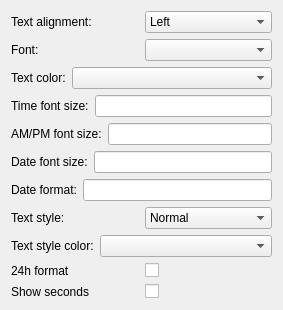
Old version of the form contents/ui/config.ui in the repository iddm/MinimalisticClock.
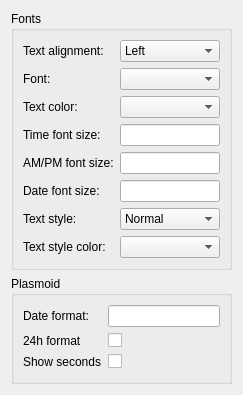
New version of the form. Custom widgets are drawn as their Qt base class.

What changed in the file:
```diff
--- a/contents/ui/config.ui
+++ b/contents/ui/config.ui
@@ -6,8 +6,8 @@
    <rect>
     <x>0</x>
     <y>0</y>
-    <width>283</width>
-    <height>120</height>
+    <width>243</width>
+    <height>395</height>
    </rect>
   </property>
   <property name="sizePolicy">
@@ -19,16 +19,28 @@
   <layout class="QVBoxLayout" name="verticalLayout">      
    
    <item>
-    <layout class="QHBoxLayout" name="horizontalLayout">
+    <widget class="QGroupBox" name="fontsGroupBox">
+     <property name="title">
+      <string>Fonts</string>
+     </property>
+     <layout class="QHBoxLayout" name="horizontalLayout_2">
      <item>
+       <layout class="QFormLayout" name="formLayout_2">
+        <item row="0" column="0">
       <widget class="QLabel" name="label">
        <property name="text">
         <string>Text alignment:</string>
        </property>
       </widget>
      </item>
-     <item>
+        <item row="0" column="1">
       <widget class="KComboBox" name="kcfg_textAlignment">
+          <property name="sizePolicy">
+           <sizepolicy hsizetype="Expanding" vsizetype="Fixed">
+            <horstretch>0</horstretch>
+            <verstretch>0</verstretch>
+           </sizepolicy>
+          </property>
        <item>
         <property name="text">
          <string>Left</string>
@@ -46,33 +58,31 @@
        </item>
       </widget>
      </item>
-    </layout>
-   </item> 
-      
-   <item>
-    <layout class="QHBoxLayout" name="horizontalLayout">
-     <item>
+        <item row="1" column="0">
       <widget class="QLabel" name="label">
        <property name="text">
         <string>Font:</string>
        </property>
       </widget>
      </item>
-     <item>
-      <widget class="KFontComboBox" name="kcfg_textFont"/>
-     </item>
-    </layout>
-   </item>
-   <item>       
-    <layout class="QHBoxLayout" name="horizontalLayout_3">
-     <item>
+        <item row="1" column="1">
+         <widget class="KFontComboBox" name="kcfg_textFont">
+          <property name="sizePolicy">
+           <sizepolicy hsizetype="Expanding" vsizetype="Fixed">
+            <horstretch>0</horstretch>
+            <verstretch>0</verstretch>
+           </sizepolicy>
+          </property>
+         </widget>
+        </item>
+        <item row="2" column="0">
       <widget class="QLabel" name="label_2">
        <property name="text">
         <string>Text color:</string>
        </property>
       </widget>
      </item>
-     <item>
+        <item row="2" column="1">
       <widget class="KColorCombo" name="kcfg_textColor">
        <property name="sizePolicy">
         <sizepolicy hsizetype="Expanding" vsizetype="Fixed">
@@ -82,80 +92,51 @@
        </property>
       </widget>
      </item>
-    </layout>
-   </item>     
-   
-   <item>
-    <layout class="QHBoxLayout" name="horizontalLayout">
-     <item>
+        <item row="3" column="0">
       <widget class="QLabel" name="label">
        <property name="text">
         <string>Time font size:</string>
        </property>
       </widget>
      </item>
-     <item>
+        <item row="3" column="1">
       <widget class="KLineEdit" name="kcfg_timeStringFontSize"/>
      </item>
-    </layout>
-   </item>   
-   
-   <item>
-    <layout class="QHBoxLayout" name="horizontalLayout">
-     <item>
+        <item row="4" column="0">
       <widget class="QLabel" name="label">
        <property name="text">
         <string>AM/PM font size:</string>
        </property>
       </widget>
      </item>
-     <item>
+        <item row="4" column="1">
       <widget class="KLineEdit" name="kcfg_ampmStringFontSize"/>
      </item>
-    </layout>
-   </item>   
-   
-   <item>
-    <layout class="QHBoxLayout" name="horizontalLayout">
-     <item>
+        <item row="5" column="0">
       <widget class="QLabel" name="label">
        <property name="text">
         <string>Date font size:</string>
        </property>
       </widget>
      </item>
-     <item>
+        <item row="5" column="1">
       <widget class="KLineEdit" name="kcfg_dateStringFontSize"/>
      </item>
-    </layout>
-   </item>      
-   
-   <item>
-    <layout class="QHBoxLayout" name="horizontalLayout">
-     <item>
-      <widget class="QLabel" name="label">
-       <property name="text">
-        <string>Date format:</string>
-       </property>
-      </widget>
-     </item>
-     <item>
-      <widget class="KLineEdit" name="kcfg_dateStringFormat"/>
-     </item>
-    </layout>
-   </item>        
-   
-   <item>
-    <layout class="QHBoxLayout" name="horizontalLayout">
-     <item>
+        <item row="6" column="0">
       <widget class="QLabel" name="label">
        <property name="text">
         <string>Text style:</string>
        </property>
       </widget>
      </item>
-     <item>
+        <item row="6" column="1">
       <widget class="KComboBox" name="kcfg_fontStyleName">
+          <property name="sizePolicy">
+           <sizepolicy hsizetype="Expanding" vsizetype="Fixed">
+            <horstretch>0</horstretch>
+            <verstretch>0</verstretch>
+           </sizepolicy>
+          </property>
        <item>
         <property name="text">
          <string>Normal</string>
@@ -178,19 +159,14 @@
        </item>
       </widget>
      </item>
-    </layout>
-   </item>     
-   
-   <item>       
-    <layout class="QHBoxLayout" name="horizontalLayout_3">
-     <item>
+        <item row="7" column="0">
       <widget class="QLabel" name="label_2">
        <property name="text">
         <string>Text style color:</string>
        </property>
       </widget>
      </item>
-     <item>
+        <item row="7" column="1">
       <widget class="KColorCombo" name="kcfg_fontStyleColor">
        <property name="sizePolicy">
         <sizepolicy hsizetype="Expanding" vsizetype="Fixed">
@@ -201,38 +177,53 @@
       </widget>
      </item>
     </layout>
-   </item>     
-   
+      </item>
+     </layout>
+    </widget>
+   </item>
    <item>
+    <widget class="QGroupBox" name="settingsGroupBox">
+     <property name="title">
+      <string>Plasmoid</string>
+     </property>
     <layout class="QHBoxLayout" name="horizontalLayout">
      <item>
+       <layout class="QFormLayout" name="formLayout">
+        <item row="0" column="0">
+         <widget class="QLabel" name="label">
+          <property name="text">
+           <string>Date format:</string>
+          </property>
+         </widget>
+        </item>
+        <item row="0" column="1">
+         <widget class="KLineEdit" name="kcfg_dateStringFormat"/>
+        </item>
+        <item row="1" column="0">
       <widget class="QLabel" name="label">
        <property name="text">
         <string>24h format</string>
        </property>
       </widget>
      </item>
-     <item>
+        <item row="1" column="1">
       <widget class="KCheckBox" name="kcfg_timeFormat"/>
      </item>
-    </layout>
-   </item>   
-   
-    <item>
-    <layout class="QHBoxLayout" name="horizontalLayout">
-     <item>
+        <item row="2" column="0">
       <widget class="QLabel" name="label">
        <property name="text">
         <string>Show seconds</string>
        </property>
       </widget>
      </item>
-     <item>
+        <item row="2" column="1">
       <widget class="KCheckBox" name="kcfg_showSeconds"/>
      </item>
     </layout>
-   </item>         
-   
+      </item>
+     </layout>
+    </widget>
+   </item>
   </layout>
  </widget>
  <customwidgets>
@@ -251,16 +242,16 @@
    <extends>QCheckBox</extends>
    <header>kcheckbox.h</header>
   </customwidget>
+  <customwidget>
+   <class>KComboBox</class>
+   <extends>QComboBox</extends>
+   <header>kcombobox.h</header>
+  </customwidget>
   <customwidget>
    <class>KFontComboBox</class>
    <extends>KComboBox</extends>
    <header>kfontcombobox.h</header>
   </customwidget>
-  <customwidget>
-   <class>KComboBox</class>
-   <extends>QComboBox</extends>
-   <header>kcombobox.h</header>
-  </customwidget>
  </customwidgets>
  <resources/>
  <connections/>
```
Left out of the diff: 7 changed lines with no effect on the pictures. Lines whose indentation alone changed are shown as unchanged.
